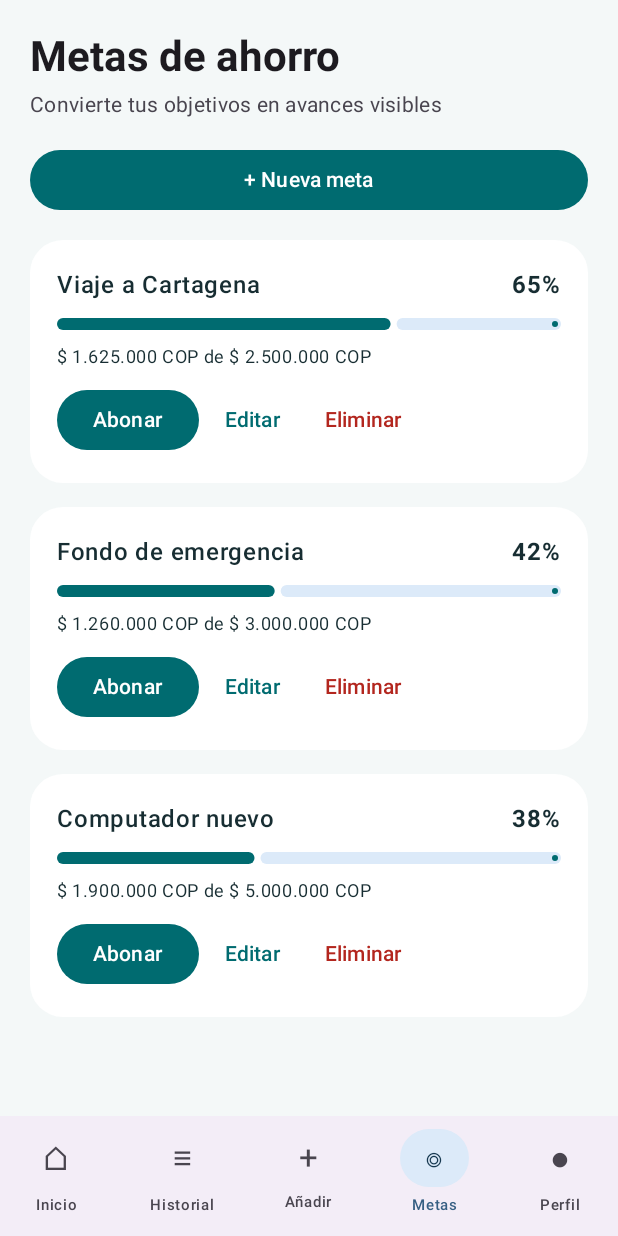
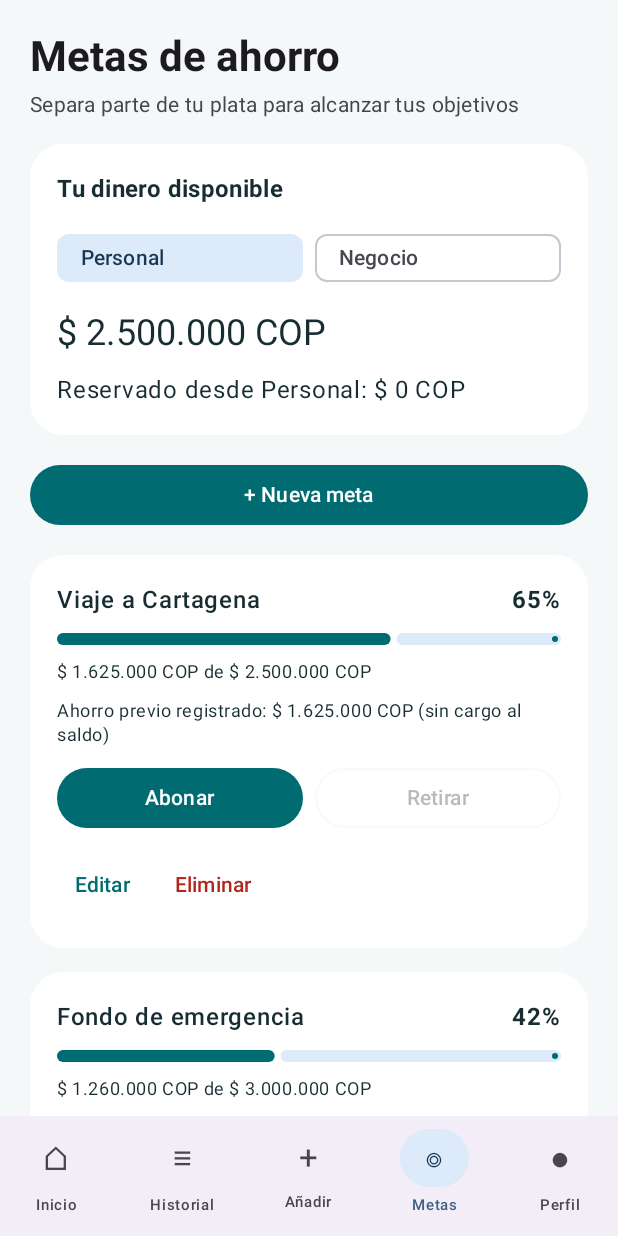
Before and after one commit to Gcuellarf/MiPuenteFinanciero-KMP, an Android app built with Jetpack Compose: the screen it shows after launch (MainActivity), item 4 of the bottom bar chosen, on a phone screen of 412 x 824 dp. Run offline under Robolectric (Android 15) with nearby library versions, the phone set to English and light mode, and no system bars; our stand-ins replace Compose Multiplatform resources.

Commit message:
feat(kmp): implement balance-backed savings goals, withdrawals and refunds

```diff
--- a/composeApp/src/commonMain/kotlin/co/edu/mipuente/kmp/domain/Models.kt
+++ b/composeApp/src/commonMain/kotlin/co/edu/mipuente/kmp/domain/Models.kt
@@ -6,15 +6,21 @@ enum class Account(val label: String, val opening: Long) {
 enum class Kind(val label: String) { INCOME("Ingreso"), EXPENSE("Gasto") }
 data class Movement(val id: Long, val title: String, val category: String, val amount: Long,
     val kind: Kind, val account: Account, val date: String, val transfer: String = "") {
+    val isGoalSaving get() = transfer == "goal-saving"
     val signed get() = if (kind == Kind.INCOME) amount else -amount
 }
-data class Goal(val id: Long, val name: String, val saved: Long, val target: Long) {
+data class Goal(val id: Long, val name: String, val saved: Long, val target: Long,
+    val personalReserved: Long = 0, val businessReserved: Long = 0) {
+    fun reserved(account: Account) = if (account == Account.PERSONAL) personalReserved else businessReserved
+    val reservedTotal get() = personalReserved + businessReserved
+    val previousSavings get() = saved - reservedTotal
     val progress get() = if (target > 0) (saved.toDouble() / target).coerceIn(0.0, 1.0).toFloat() else 0f
 }
 data class Profile(val name: String = "Alejandra", val account: Account = Account.PERSONAL,
     val balanceVisible: Boolean = true, val dark: Boolean = false)
 data class FinanceData(val movements: List<Movement>, val goals: List<Goal>, val profile: Profile) {
     fun balance(account: Account) = account.opening + movements.filter { it.account == account }.sumOf { it.signed }
+    fun reserved(account: Account) = goals.sumOf { it.reserved(account) }
     fun active() = movements.filter { it.account == profile.account }
 }
 const val MAX_AMOUNT = 999_999_999L
--- a/composeApp/src/commonMain/kotlin/co/edu/mipuente/kmp/presentation/FinanceViewModel.kt
+++ b/composeApp/src/commonMain/kotlin/co/edu/mipuente/kmp/presentation/FinanceViewModel.kt
@@ -32,8 +32,9 @@ class FinanceViewModel(private val repository: FinanceRepository) {
     fun transfer(amount: Long) = change("Transferencia registrada") { repository.transfer(data.profile.account,amount,todayLabel()) }
     fun addGoal(name: String,target: Long) = change("Meta creada") { repository.addGoal(name,target) }
     fun editGoal(g: Goal,name: String,target: Long) = change("Meta actualizada") { repository.editGoal(g,name,target) }
-    fun contribute(g: Goal,amount: Long) = change("Aporte registrado") { repository.contribute(g,amount) }
-    fun deleteGoal(g: Goal) = change("Meta eliminada") { repository.deleteGoal(g) }
+    fun contribute(g: Goal,amount: Long,account: Account) = change("Ahorro reservado desde ${account.label}") { repository.contribute(g,amount,account,todayLabel()) }
+    fun withdraw(g: Goal,amount: Long,account: Account) = change("Dinero devuelto a ${account.label}") { repository.withdraw(g,amount,account,todayLabel()) }
+    fun deleteGoal(g: Goal) = change("Meta eliminada; aportes reservados devueltos") { repository.deleteGoal(g,todayLabel()) }
     suspend fun refreshRate() {
         if (loadingRate) return
         loadingRate = true
--- a/composeApp/src/commonMain/kotlin/co/edu/mipuente/kmp/ui/GoalsScreen.kt
+++ b/composeApp/src/commonMain/kotlin/co/edu/mipuente/kmp/ui/GoalsScreen.kt
@@ -20,16 +20,69 @@ import co.edu.mipuente.kmp.presentation.FinanceViewModel
 import kotlinx.coroutines.launch
 
 @Composable internal fun Goals(vm:FinanceViewModel) {
-    var create by remember { mutableStateOf(false) }; var edit by remember { mutableStateOf<Goal?>(null) }; var contribution by remember { mutableStateOf<Goal?>(null) }; var delete by remember { mutableStateOf<Goal?>(null) }
-    Heading("Metas de ahorro","Convierte tus objetivos en avances visibles")
+    var create by remember { mutableStateOf(false) }
+    var edit by remember { mutableStateOf<Goal?>(null) }
+    var contribution by remember { mutableStateOf<Goal?>(null) }
+    var withdrawal by remember { mutableStateOf<Goal?>(null) }
+    var delete by remember { mutableStateOf<Goal?>(null) }
+    val active=vm.data.profile.account
+    Heading("Metas de ahorro","Separa parte de tu plata para alcanzar tus objetivos")
+    Panel("Tu dinero disponible") {
+        Accounts(vm)
+        Text(if(vm.data.profile.balanceVisible) cop(vm.data.balance(active)) else "••••••",style=MaterialTheme.typography.headlineSmall)
+        Text("Reservado desde ${active.label}: ${if(vm.data.profile.balanceVisible) cop(vm.data.reserved(active)) else "••••••"}")
+    }
     Button(onClick={create=true},modifier=Modifier.fillMaxWidth()) { Text("+ Nueva meta") }
     if(vm.data.goals.isEmpty()) Panel { Text("Crea tu primera meta.") }
-    vm.data.goals.forEach { g -> Panel { GoalSummary(g); Row(horizontalArrangement=Arrangement.spacedBy(5.dp)) { Button(enabled=g.saved<g.target,onClick={contribution=g}) { Text("Abonar") }; TextButton(onClick={edit=g}) { Text("Editar") }; TextButton(onClick={delete=g}) { Text("Eliminar",color=MaterialTheme.colorScheme.error) } } } }
+    vm.data.goals.forEach { g -> Panel {
+        GoalSummary(g)
+        if(g.reservedTotal>0) Text("Reservado: ${cop(g.reservedTotal)}",style=MaterialTheme.typography.bodySmall)
+        if(g.previousSavings>0) Text("Ahorro previo registrado: ${cop(g.previousSavings)} (sin cargo al saldo)",style=MaterialTheme.typography.bodySmall)
+        Row(horizontalArrangement=Arrangement.spacedBy(8.dp)) {
+            Button(enabled=g.saved<g.target,onClick={contribution=g},modifier=Modifier.weight(1f)) { Text("Abonar") }
+            OutlinedButton(enabled=g.reservedTotal>0,onClick={withdrawal=g},modifier=Modifier.weight(1f)) { Text("Retirar") }
+        }
+        Row(horizontalArrangement=Arrangement.spacedBy(5.dp)) {
+            TextButton(onClick={edit=g}) { Text("Editar") }
+            TextButton(onClick={delete=g}) { Text("Eliminar",color=MaterialTheme.colorScheme.error) }
+        }
+    } }
     if(create) GoalDialog(null,{create=false},{n,t->if(vm.addGoal(n,t))create=false})
     edit?.let { g->GoalDialog(g,{edit=null},{n,t->if(vm.editGoal(g,n,t))edit=null}) }
-    contribution?.let { g-> var amount by remember { mutableStateOf("") }; val n=parseAmount(amount); AlertDialog(onDismissRequest={contribution=null},title={Text("Abonar a ${g.name}")},text={Column { Text("Faltan ${cop(g.target-g.saved)}. Este registro no mueve el saldo de tus cuentas.");AmountField(amount,{amount=it}) }},confirmButton={TextButton(enabled=n!=null&&n<=g.target-g.saved,onClick={if(n!=null&&vm.contribute(g,n))contribution=null}){Text("Guardar aporte")}},dismissButton={TextButton(onClick={contribution=null}){Text("Cancelar")}}) }
-    delete?.let { g->Confirm("Eliminar meta","Se eliminará el registro de ahorro de ${g.name}.",{delete=null},{vm.deleteGoal(g);delete=null}) }
+    contribution?.let { g-> SavingDialog(vm,g,false,{contribution=null}) { a,n -> if(vm.contribute(g,n,a)) contribution=null } }
+    withdrawal?.let { g-> SavingDialog(vm,g,true,{withdrawal=null}) { a,n -> if(vm.withdraw(g,n,a)) withdrawal=null } }
+    delete?.let { g->Confirm("Eliminar meta","Se devolverá ${cop(g.reservedTotal)} a las cuentas de origen. El ahorro previo sin cargo al saldo solo se eliminará del registro.",{delete=null},{if(vm.deleteGoal(g))delete=null}) }
 }
+
+@Composable private fun SavingDialog(vm:FinanceViewModel,goal:Goal,withdrawing:Boolean,onClose:()->Unit,onSave:(Account,Long)->Unit) {
+    var account by remember(goal.id,withdrawing) { mutableStateOf(vm.data.profile.account) }
+    var amount by remember(goal.id,withdrawing) { mutableStateOf("") }
+    val g=vm.data.goals.firstOrNull { it.id==goal.id } ?: goal
+    val balance=vm.data.balance(account)
+    val limit=if(withdrawing) g.reserved(account) else minOf(balance,g.target-g.saved).coerceAtLeast(0L)
+    val n=parseAmount(amount)
+    val valid=n!=null && n<=limit
+    AlertDialog(onDismissRequest=onClose,
+        title={Text(if(withdrawing) "Retirar de ${g.name}" else "Abonar a ${g.name}")},
+        text={Column(verticalArrangement=Arrangement.spacedBy(10.dp)) {
+            Text(if(withdrawing) "Devolver a la cuenta de origen" else "¿De qué cuenta sale tu ahorro?")
+            Row(horizontalArrangement=Arrangement.spacedBy(8.dp)) { Account.entries.forEach { a ->
+                FilterChip(selected=account==a,onClick={account=a},label={Text(a.label)},modifier=Modifier.weight(1f))
+            } }
+            Text("Disponible: ${if(vm.data.profile.balanceVisible) cop(balance) else "••••••"}")
+            Text(if(withdrawing) "Reservado desde esta cuenta: ${cop(limit)}" else "Faltan ${cop(g.target-g.saved)} para completar la meta.")
+            AmountField(amount,{amount=it})
+            if(limit==0L) Text(if(withdrawing) "No hay dinero reservado desde esta cuenta." else "No hay saldo disponible para abonar.",color=MaterialTheme.colorScheme.error)
+            else if(amount.isNotEmpty()&&!valid) Text("Máximo permitido: ${cop(limit)}",color=MaterialTheme.colorScheme.error)
+            if(valid && n!=null && vm.data.profile.balanceVisible) {
+                Text("Nuevo saldo: ${cop(if(withdrawing) balance+n else balance-n)}",fontWeight=FontWeight.SemiBold)
+                Text("Nuevo ahorro: ${cop(if(withdrawing) g.saved-n else g.saved+n)}")
+            }
+        }},
+        confirmButton={TextButton(enabled=valid,onClick={if(n!=null&&valid)onSave(account,n)}){Text(if(withdrawing) "Devolver dinero" else "Confirmar abono")}},
+        dismissButton={TextButton(onClick=onClose){Text("Cancelar")}})
+}
+
 @Composable internal fun GoalDialog(g:Goal?,onClose:()->Unit,onSave:(String,Long)->Unit) {
     var name by remember { mutableStateOf(g?.name?:"") };var target by remember { mutableStateOf(g?.target?.toString()?:"") };val n=parseAmount(target)
     AlertDialog(onDismissRequest=onClose,title={Text(if(g==null)"Nueva meta" else "Editar meta")},text={Column(verticalArrangement=Arrangement.spacedBy(10.dp)){OutlinedTextField(name,{name=it.take(100)},label={Text("Nombre")},singleLine=true);AmountField(target,{target=it},"Objetivo en COP")}},confirmButton={TextButton(enabled=name.isNotBlank()&&n!=null&&n>=(g?.saved?:0L),onClick={if(n!=null)onSave(name,n)}){Text("Guardar")}},dismissButton={TextButton(onClick=onClose){Text("Cancelar")}})
--- a/composeApp/src/commonMain/kotlin/co/edu/mipuente/kmp/ui/HomeScreen.kt
+++ b/composeApp/src/commonMain/kotlin/co/edu/mipuente/kmp/ui/HomeScreen.kt
@@ -26,15 +26,16 @@ import kotlinx.coroutines.launch
     Card(Modifier.fillMaxWidth(),shape=RoundedCornerShape(26.dp),colors=CardDefaults.cardColors(containerColor=MaterialTheme.colorScheme.primaryContainer)) {
         Column(Modifier.padding(22.dp),verticalArrangement=Arrangement.spacedBy(10.dp)) {
             Row(Modifier.fillMaxWidth(),horizontalArrangement=Arrangement.SpaceBetween,verticalAlignment=Alignment.CenterVertically) {
-                Text("Saldo total · ${a.label}",style=MaterialTheme.typography.titleMedium); TextButton(onClick={vm.profile(d.profile.copy(balanceVisible=!d.profile.balanceVisible))}) { Text(if(d.profile.balanceVisible) "Ocultar" else "Mostrar") }
+                Text("Saldo disponible · ${a.label}",style=MaterialTheme.typography.titleMedium); TextButton(onClick={vm.profile(d.profile.copy(balanceVisible=!d.profile.balanceVisible))}) { Text(if(d.profile.balanceVisible) "Ocultar" else "Mostrar") }
             }
             Text(if(d.profile.balanceVisible) cop(d.balance(a)) else "••••••••",style=MaterialTheme.typography.headlineLarge,fontWeight=FontWeight.Bold)
-            Text("Información almacenada localmente",style=MaterialTheme.typography.bodySmall)
+            Text("Reservado en metas: ${if(d.profile.balanceVisible) cop(d.reserved(a)) else "••••••"}",style=MaterialTheme.typography.bodySmall)
+            Text("Disponible + reservado: ${if(d.profile.balanceVisible) cop(d.balance(a)+d.reserved(a)) else "••••••"}",style=MaterialTheme.typography.bodySmall)
         }
     }
     Row(Modifier.fillMaxWidth(),horizontalArrangement=Arrangement.spacedBy(10.dp)) {
-        Panel("Entradas",Modifier.weight(1f)) { Text(if(d.profile.balanceVisible) cop(d.active().filter{it.kind==Kind.INCOME}.sumOf{it.amount}) else "••••••",color=MaterialTheme.colorScheme.primary,fontWeight=FontWeight.Bold) }
-        Panel("Salidas",Modifier.weight(1f)) { Text(if(d.profile.balanceVisible) cop(d.active().filter{it.kind==Kind.EXPENSE}.sumOf{it.amount}) else "••••••",color=MaterialTheme.colorScheme.error,fontWeight=FontWeight.Bold) }
+        Panel("Entradas",Modifier.weight(1f)) { Text(if(d.profile.balanceVisible) cop(d.active().filter{it.kind==Kind.INCOME&&!it.isGoalSaving}.sumOf{it.amount}) else "••••••",color=MaterialTheme.colorScheme.primary,fontWeight=FontWeight.Bold) }
+        Panel("Salidas",Modifier.weight(1f)) { Text(if(d.profile.balanceVisible) cop(d.active().filter{it.kind==Kind.EXPENSE&&!it.isGoalSaving}.sumOf{it.amount}) else "••••••",color=MaterialTheme.colorScheme.error,fontWeight=FontWeight.Bold) }
     }
     d.goals.firstOrNull()?.let { g -> Panel("Meta de ahorro") { GoalSummary(g); TextButton(onClick={vm.select(Screen.GOALS)}) { Text("Ver todas las metas →") } } }
     Panel("Acciones rápidas") { Row(horizontalArrangement=Arrangement.spacedBy(8.dp)) {
```
Also changed, not shown: composeApp/src/commonMain/kotlin/co/edu/mipuente/kmp/data/FinanceRepository.kt (+49 -10 lines), composeApp/src/commonMain/kotlin/co/edu/mipuente/kmp/ui/MovementsScreen.kt (+4 -4 lines).
